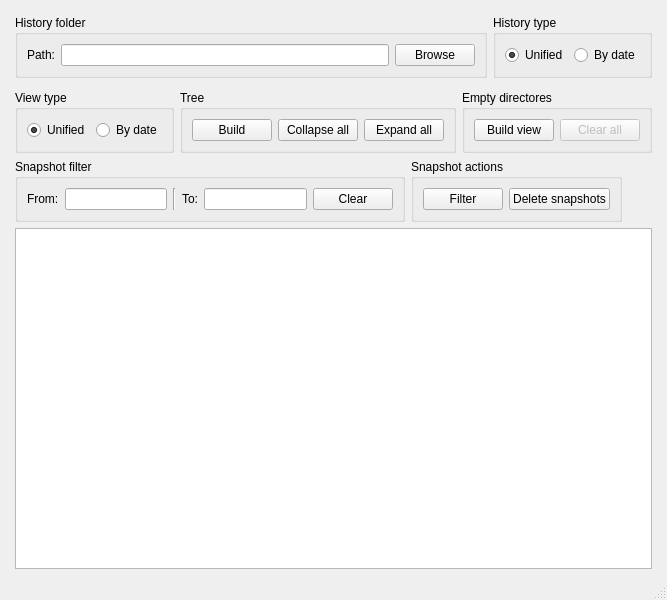
The window that gui/history.ui (mixeme/Columbo) describes before a commit, drawn with Qt 5.
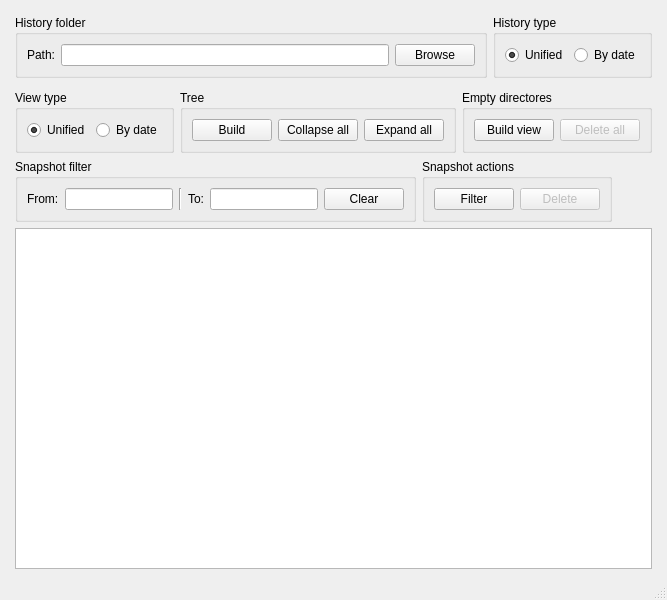
The same window after the commit.

The edit to the form file:
```diff
--- a/gui/history.ui
+++ b/gui/history.ui
@@ -187,7 +187,7 @@
             <bool>false</bool>
            </property>
            <property name="text">
-            <string>Clear all</string>
+            <string>Delete all</string>
            </property>
           </widget>
          </item>
@@ -275,8 +275,11 @@
          </item>
          <item>
           <widget class="QPushButton" name="delete_button">
+           <property name="enabled">
+            <bool>false</bool>
+           </property>
            <property name="text">
-            <string>Delete snapshots</string>
+            <string>Delete</string>
            </property>
           </widget>
          </item>
```
Left out of the diff: 3 changed lines with no effect on the pictures.
